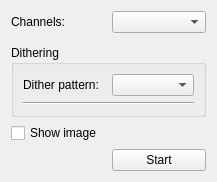
Before: the Qt Designer form ui_resources/imaging.ui in Tyronitar/rfsoc-interface, drawn with Qt 5.
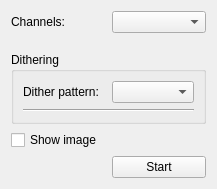
After: the same form once the commit is applied. Custom widgets are drawn as their Qt base class.

Commit message: Recompile Imaging Tab

What changed in the file:
```diff
--- a/ui_resources/imaging.ui
+++ b/ui_resources/imaging.ui
@@ -7,7 +7,7 @@
     <x>0</x>
     <y>0</y>
     <width>217</width>
-    <height>173</height>
+    <height>189</height>
    </rect>
   </property>
   <property name="windowTitle">
```
The commit also changes 1 other file.
